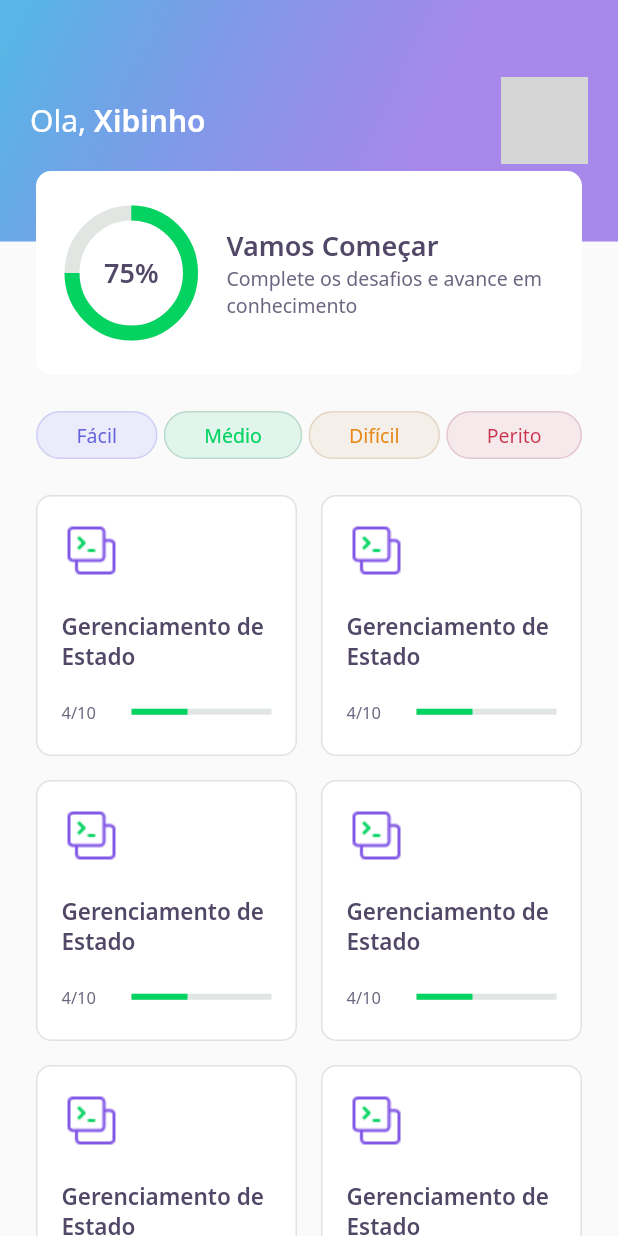
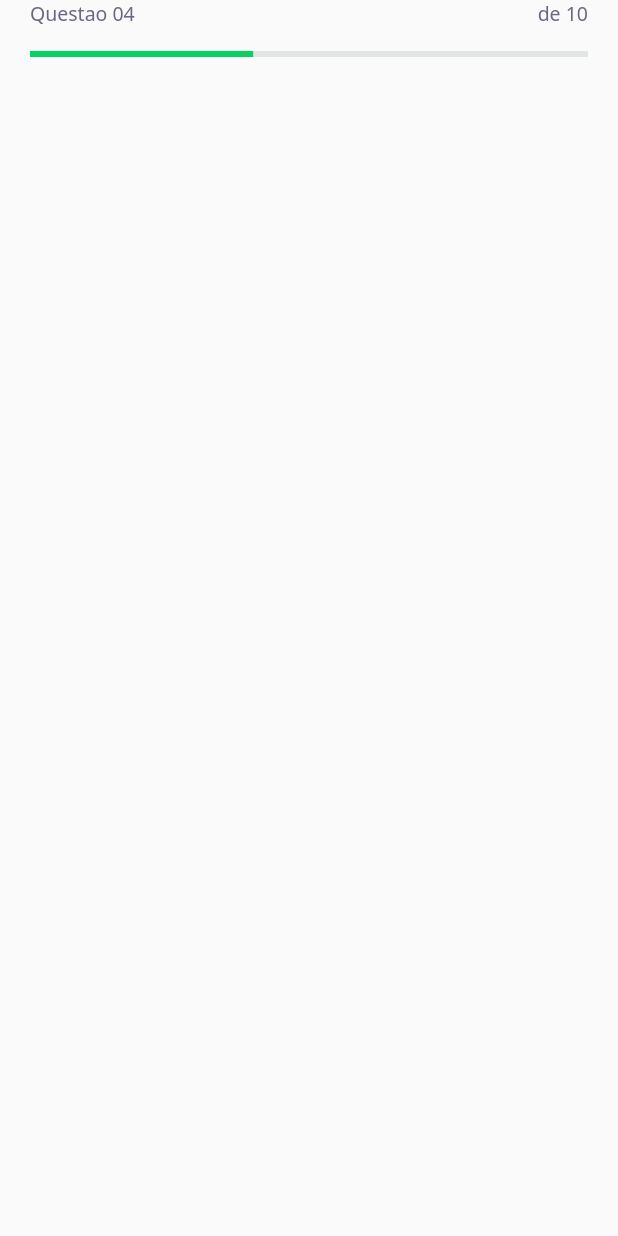
Before and after one commit to KevenAndrade/FlutterQuiz, a Flutter app: the screen it shows after launch, on a phone screen of 412 x 824 dp. Run offline on Flutter 3.47's test engine with Material 2 defaults, Android fonts, the light colour scheme and no system bars; our stand-ins replace google_fonts; grey boxes are pictures that could not be loaded.

Commit message:
question indicator

```diff
--- /dev/null
+++ b/lib/challenge/challenge_page.dart
@@ -0,0 +1,19 @@
+import 'package:flutter/material.dart';
+import 'package:flutterquiz/challenge/widgets/question_indicator.dart';
+
+class ChalengePage extends StatefulWidget {
+  @override
+  _ChalengePageState createState() => _ChalengePageState();
+}
+
+class _ChalengePageState extends State<ChalengePage> {
+  @override
+  Widget build(BuildContext context) {
+    return Scaffold(
+      appBar: PreferredSize(
+          preferredSize:Size.fromHeight(60),
+          child: SafeArea(top:true, child: QuestionIndicator()),
+        )
+    );
+  }
+}
--- /dev/null
+++ b/lib/challenge/widgets/question_indicator.dart
@@ -0,0 +1,24 @@
+import 'package:flutter/material.dart';
+import 'package:flutterquiz/core/app_colors.dart';
+import 'package:flutterquiz/core/app_text_styles.dart';
+import 'package:flutterquiz/shared/progress.dart';
+
+class QuestionIndicator extends StatelessWidget {
+  const QuestionIndicator({Key? key}) : super(key: key);
+  @override
+  Widget build(BuildContext context) {
+    return Container(
+        padding: const EdgeInsets.symmetric(horizontal: 20),
+        child: Column(children: [
+          Row(mainAxisAlignment: MainAxisAlignment.spaceBetween, children: [
+            Text("Questao 04", style: AppTextStyles.body),
+            Text(
+              "de 10",
+              style: AppTextStyles.body,
+            )
+          ]),
+          SizedBox(height:16),
+          Progress(value:0.4)
+        ]));
+  }
+}
--- a/lib/core/app_widget.dart
+++ b/lib/core/app_widget.dart
@@ -1,3 +1,4 @@
+import 'package:flutterquiz/challenge/challenge_page.dart';
 import 'package:flutterquiz/home/home_page.dart';
 import 'package:flutterquiz/splash/splash_page.dart';
 import 'package:flutter/material.dart';
@@ -7,7 +8,7 @@ class AppWidget extends StatelessWidget {
   Widget build(BuildContext context) {
     return MaterialApp(
       title: "Flutter Quiz",
-      home: Home(),
+      home: ChalengePage(),
     );
   }
 }
--- a/lib/home/widgets/quizcard.dart
+++ b/lib/home/widgets/quizcard.dart
@@ -2,6 +2,7 @@ import 'package:flutter/material.dart';
 import 'package:flutterquiz/core/app_colors.dart';
 import 'package:flutterquiz/core/app_images.dart';
 import 'package:flutterquiz/core/app_text_styles.dart';
+import 'package:flutterquiz/shared/progress.dart';
 
 class Quizcart extends StatelessWidget {
   Quizcart({Key? key}) : super(key: key);
@@ -25,11 +26,7 @@ class Quizcart extends StatelessWidget {
             Expanded( flex:1, child: Text("4/10", style: AppTextStyles.body11)),
             Expanded(
               flex: 2,
-              child: LinearProgressIndicator(
-              value: 0.4,
-              backgroundColor: AppColors.chartSecondary,
-              valueColor:
-                  AlwaysStoppedAnimation<Color>(AppColors.chartPrimary)),
+              child:  Progress(value:0.4),
             )
           ])
         ],
--- /dev/null
+++ b/lib/shared/progress.dart
@@ -0,0 +1,15 @@
+import 'package:flutter/material.dart';
+import 'package:flutterquiz/core/app_colors.dart';
+
+class Progress extends StatelessWidget {
+  final double value;
+  const Progress({Key? key, required this.value}) : super(key: key);
+
+  @override
+  Widget build(BuildContext context) {
+    return LinearProgressIndicator(
+        value: value,
+        backgroundColor: AppColors.chartSecondary,
+        valueColor: AlwaysStoppedAnimation<Color>(AppColors.chartPrimary));
+  }
+}
```
